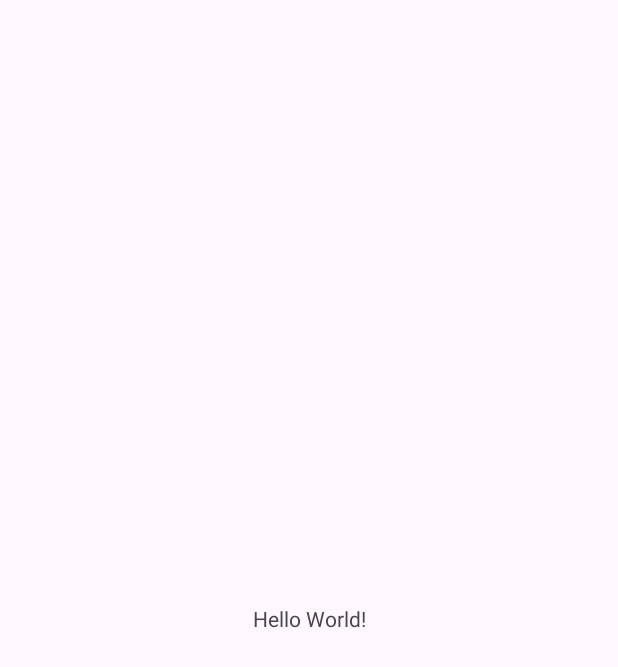
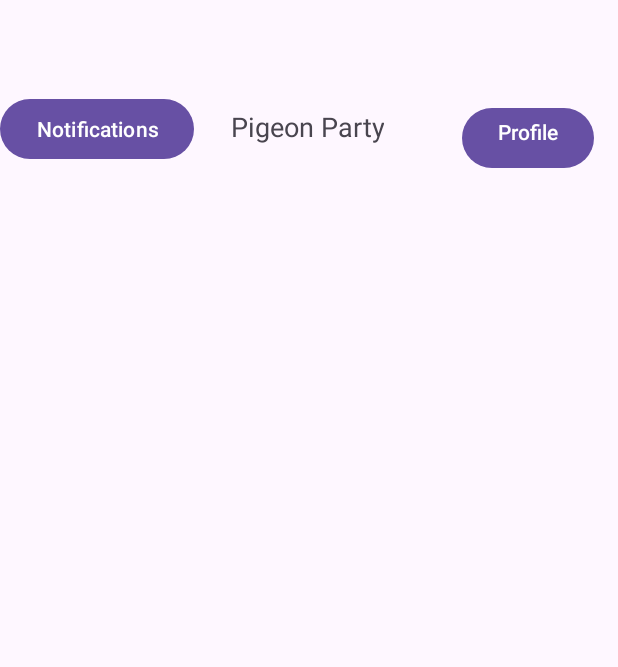
Before and after one commit to Cmput301F24Pigeon/pigeon-party, an Android app: the screen it shows after launch (MainActivity), on a phone screen of 412 x 824 dp. Before the commit the part shown is almost empty. Shown: the top 667 px of the screen. Run offline under Robolectric (Android 15) with nearby library versions, the phone set to English and light mode, and no system bars.

Commit message:
added barebones ui

```diff
--- a/app/src/main/res/layout/activity_main.xml
+++ b/app/src/main/res/layout/activity_main.xml
@@ -7,13 +7,54 @@
     android:layout_height="match_parent"
     tools:context=".MainActivity">
 
-    <TextView
+    <Button
+        android:id="@+id/button_left"
         android:layout_width="wrap_content"
         android:layout_height="wrap_content"
-        android:text="Hello World!"
-        app:layout_constraintBottom_toBottomOf="parent"
-        app:layout_constraintEnd_toEndOf="parent"
+        android:layout_marginTop="16dp"
+        android:layout_marginBottom="12dp"
+        android:text="Notifications"
+        app:layout_constraintBottom_toTopOf="@+id/wish_list"
         app:layout_constraintStart_toStartOf="parent"
         app:layout_constraintTop_toTopOf="parent" />
 
+    <TextView
+        android:id="@+id/header_title"
+        android:layout_width="wrap_content"
+        android:layout_height="wrap_content"
+        android:layout_marginEnd="28dp"
+        android:gravity="center"
+        android:paddingLeft="18dp"
+        android:paddingRight="18dp"
+        android:text="Pigeon Party"
+        android:textSize="18sp"
+        app:layout_constraintBottom_toTopOf="@+id/wish_list"
+        app:layout_constraintEnd_toStartOf="@+id/button_right"
+        app:layout_constraintStart_toEndOf="@+id/button_left"
+        app:layout_constraintTop_toTopOf="parent" />
+
+    <Button
+        android:id="@+id/button_right"
+        android:layout_height="wrap_content"
+        android:layout_marginTop="16dp"
+        android:layout_marginEnd="16dp"
+        android:gravity="right"
+        android:paddingLeft="10dp"
+        android:text="Profile"
+        android:layout_width="wrap_content"
+        app:layout_constraintBottom_toTopOf="@+id/wish_list"
+        app:layout_constraintEnd_toEndOf="parent"
+        app:layout_constraintTop_toTopOf="parent" />
+
+    <ListView
+        android:id="@+id/wish_list"
+        android:layout_width="434dp"
+        android:layout_height="610dp"
+        android:layout_weight="1"
+        app:layout_constraintBottom_toBottomOf="parent"
+        app:layout_constraintEnd_toEndOf="parent"
+        app:layout_constraintHorizontal_bias="0.0"
+        app:layout_constraintStart_toStartOf="parent"
+        app:layout_constraintTop_toBottomOf="@id/button_left"></ListView>
+
 </androidx.constraintlayout.widget.ConstraintLayout>
```
Also changed, not shown: app/src/main/res/layout/content.xml (added, +30 -0 lines).
